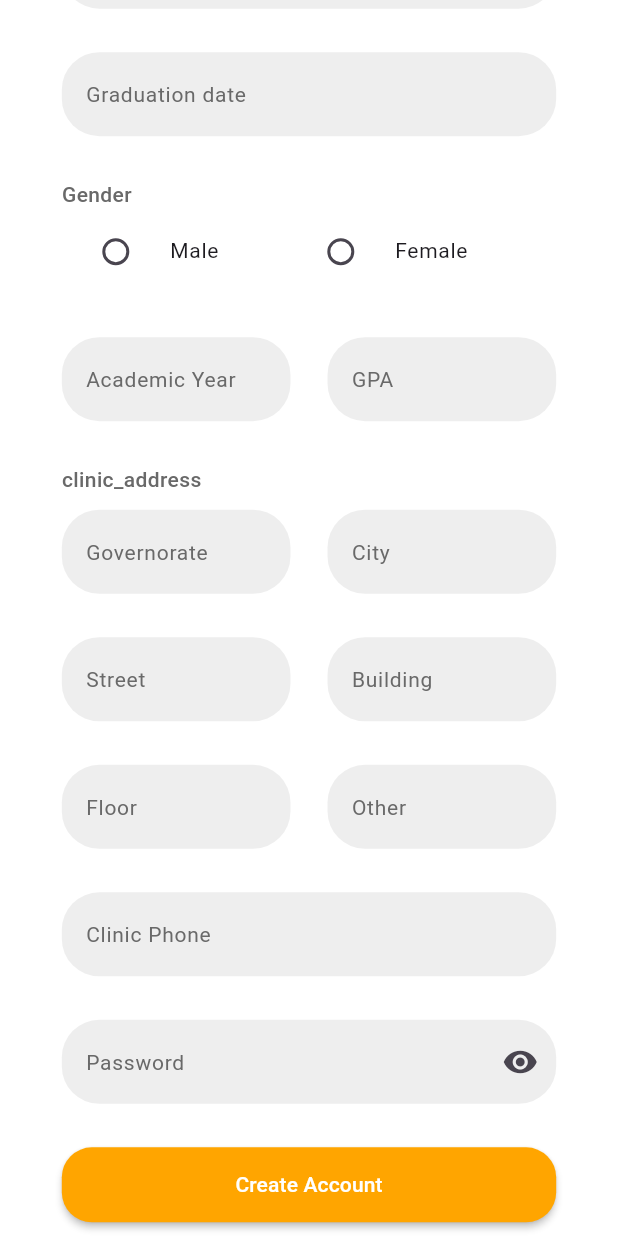
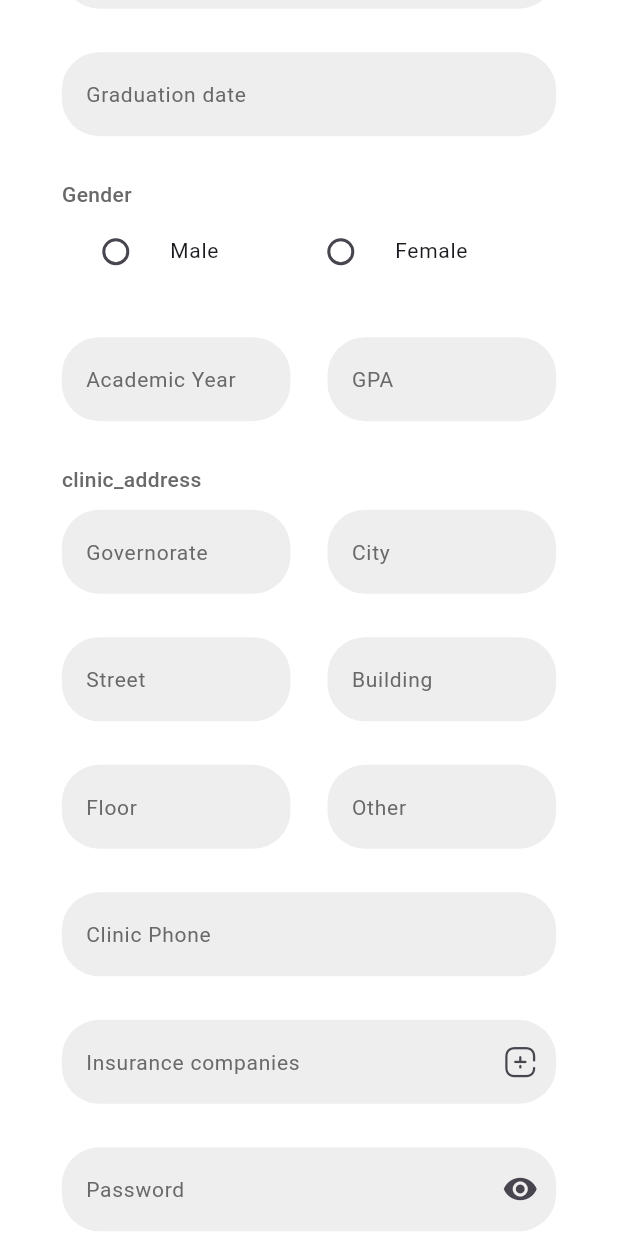
Before and after one commit to AhmadAbbas8/oral-sync, a Flutter app: the SignUpDoctorPage screen opened by its route, scrolled down 726 dp, on a phone screen of 412 x 824 dp. Run offline on Flutter 3.47's test engine with Material 3 defaults, Android fonts, the phone set to English and light mode, and no system bars; our stand-ins replace bloc, cached_network_image, dartz, dio, easy_localization, equatable and 16 more; missing offline and left inert: easy_image_viewer, flutter_lazy_indexed_stack; accounts and stored records are empty; project files that could hold a hidden picture were left out.

Commit message:
handle ui for insurance companies

```diff
--- a/assets/translations/ar.json
+++ b/assets/translations/ar.json
@@ -78,5 +78,6 @@
   "send": "ارسال",
   "free_reservation": "حجز مجاني",
   "paid_reservation": "حجز مدفوع",
-  "reservations": "الحجوزات"
+  "reservations": "الحجوزات",
+  "insurance_companies": "شركات التأمين"
 }
--- a/assets/translations/en.json
+++ b/assets/translations/en.json
@@ -78,5 +78,6 @@
   "send": "Send",
   "free_reservation": "Free reservation",
   "paid_reservation": "Paid reservation",
-  "reservations": "Reservations"
+  "reservations": "Reservations",
+  "insurance_companies": "Insurance companies"
 }
--- a/lib/features/Auth/presentation/pages/sign_up_doctor_page.dart
+++ b/lib/features/Auth/presentation/pages/sign_up_doctor_page.dart
@@ -12,9 +12,9 @@ import 'package:oralsync/core/utils/styles.dart';
 import 'package:oralsync/features/Auth/domain/use_cases/login_use_case.dart';
 
 import 'package:oralsync/features/Auth/presentation/manager/doctor_sign_up_cubit/doctor_sign_up_cubit.dart';
+import 'package:oralsync/features/Auth/presentation/widgets/multi_input_form_field.dart';
 import 'package:oralsync/features/home_doctor_feature/presentation/pages/doctor_home_layout.dart';
 
-import 'package:oralsync/features/home_feature/presentation/pages/home_page.dart';
 import 'package:oralsync/features/Auth/presentation/widgets/custom_login_button_widget.dart';
 import 'package:oralsync/features/Auth/presentation/widgets/custom_text_form_field_login.dart';
 import 'package:oralsync/features/Auth/presentation/widgets/custom_tow_form_field_widget.dart';
@@ -49,24 +49,7 @@ class _SignUpDoctorStudentPageState extends State<SignUpDoctorPage> {
               constraints: BoxConstraints(minHeight: size.height),
               child: IntrinsicHeight(
                 child: BlocConsumer<DoctorSignUpCubit, DoctorSignUpState>(
-                  listener: (context, state) {
-                    if (state is RegisterDoctorLoading) {
-                      showCustomProgressIndicator(context);
-                    } else if (state is RegisterDoctorError) {
-                      context.pop();
-                      showCustomSnackBar(context,
-                          msg: isArabic(context)
-                              ? state.errorModel?.messageAr ?? ''
-                              : state.errorModel?.messageEn ?? '',
-                          backgroundColor: Colors.red);
-                    } else if (state is RegisterDoctorSuccess) {
-                      showCustomSnackBar(context,
-                          msg: LocaleKeys.user_created_successfully.tr(),
-                          backgroundColor: Colors.green);
-                      context.pop();
-                      context.pushNamed(HomeDoctorLayoutPage.routeName);
-                    }
-                  },
+                  listener: (context, state) => stateHandler(state, context),
                   builder: (context, state) {
                     var cubit = context.read<DoctorSignUpCubit>();
                     return Form(
@@ -256,6 +239,12 @@ class _SignUpDoctorStudentPageState extends State<SignUpDoctorPage> {
                             validator: generalValidator,
                           ),
                           SizeHelper.defSizedBoxField,
+                          MultiInputFormField(
+                            onSave: (p0) {
+                              print(p0);
+                            },
+                          ),
+                          SizeHelper.defSizedBoxField,
                           CustomTextFormFieldLogin(
                             width: size.width * .8,
                             obscureText: cubit.obscurePassword,
@@ -271,7 +260,7 @@ class _SignUpDoctorStudentPageState extends State<SignUpDoctorPage> {
                             textEditingController: cubit.passwordController,
                           ),
                           SizeHelper.defSizedBoxField,
-                          Expanded(
+                          FittedBox(
                             child: CustomLoginButtonWidget(
                               title: LocaleKeys.create_account,
                               minWidth: size.width * .8,
@@ -301,4 +290,23 @@ class _SignUpDoctorStudentPageState extends State<SignUpDoctorPage> {
       ),
     );
   }
+
+  void stateHandler(DoctorSignUpState state, BuildContext context) {
+    if (state is RegisterDoctorLoading) {
+      showCustomProgressIndicator(context);
+    } else if (state is RegisterDoctorError) {
+      context.pop();
+      showCustomSnackBar(context,
+          msg: isArabic(context)
+              ? state.errorModel?.messageAr ?? ''
+              : state.errorModel?.messageEn ?? '',
+          backgroundColor: Colors.red);
+    } else if (state is RegisterDoctorSuccess) {
+      showCustomSnackBar(context,
+          msg: LocaleKeys.user_created_successfully.tr(),
+          backgroundColor: Colors.green);
+      context.pop();
+      context.pushNamed(HomeDoctorLayoutPage.routeName);
+    }
+  }
 }
--- /dev/null
+++ b/lib/features/Auth/presentation/widgets/multi_input_form_field.dart
@@ -0,0 +1,120 @@
+import 'package:easy_localization/easy_localization.dart';
+import 'package:flutter/material.dart';
+import 'package:oralsync/core/utils/icon_broken.dart';
+import 'package:oralsync/translations/locale_keys.g.dart';
+import '../../../../core/utils/colors_palette.dart';
+import '../../../../core/utils/styles.dart';
+
+class MultiInputFormField extends StatefulWidget {
+  final Function(List<String>) onSave;
+
+  const MultiInputFormField({super.key, required this.onSave});
+
+  @override
+  State<MultiInputFormField> createState() => _MultiInputFormFieldState();
+}
+
+class _MultiInputFormFieldState extends State<MultiInputFormField> {
+  final _textController = TextEditingController();
+  final _savedTexts = <String>[];
+
+  void _saveText() {
+    if (_textController.text.isNotEmpty) {
+      setState(() {
+        _savedTexts.add(_textController.text);
+        widget.onSave(_savedTexts);
+        _textController.text = "";
+      });
+    }
+  }
+
+  @override
+  Widget build(BuildContext context) {
+    var size = MediaQuery.sizeOf(context);
+    return Flexible(
+      // width: size.width * .8,
+      child: Column(
+        children: [
+          SizedBox(
+            width: size.width * .8,
+            child: TextFormField(
+              controller: _textController,
+              keyboardType: TextInputType.text,
+              decoration: InputDecoration(
+                hintStyle: AppStyles.styleSize14,
+                fillColor: ColorsPalette.textFormFieldFillColor,
+                filled: true,
+                suffixIcon: IconButton(
+                  icon: const Icon(IconBroken.Plus),
+                  onPressed: _saveText,
+                ),
+                hintText: LocaleKeys.insurance_companies.tr(),
+                focusedBorder: OutlineInputBorder(
+                  borderSide: BorderSide.none,
+                  borderRadius: BorderRadius.circular(25),
+                ),
+                enabledBorder: OutlineInputBorder(
+                  borderSide: BorderSide.none,
+                  borderRadius: BorderRadius.circular(25),
+                ),
+                focusedErrorBorder: OutlineInputBorder(
+                  borderSide: BorderSide.none,
+                  borderRadius: BorderRadius.circular(25),
+                ),
+                errorBorder: OutlineInputBorder(
+                  borderSide: BorderSide.none,
+                  borderRadius: BorderRadius.circular(25),
+                ),
+              ),
+            ),
+          ),
+          if (_savedTexts.isNotEmpty)
+            Wrap(
+              crossAxisAlignment: WrapCrossAlignment.start,
+              spacing: 10,
+              alignment: WrapAlignment.start,
+              children: _savedTexts
+                  .map(
+                    (text) => Container(
+                      padding: const EdgeInsets.symmetric(
+                        horizontal: 10,
+                        vertical: 2,
+                      ),
+                      margin: const EdgeInsets.all(2),
+                      decoration: BoxDecoration(
+                        color: Colors.blueAccent[100],
+                        borderRadius: BorderRadius.circular(20),
+                        border: Border.all(color: Colors.black),
+                      ),
+                      child: Row(
+                        mainAxisSize: MainAxisSize.min,
+                        children: [
+                          Text(text),
+                          IconButton(
+                            onPressed: () {
+                              _savedTexts
+                                  .removeWhere((element) => element == text);
+                              setState(() {});
+                            },
+                            icon: const Icon(
+                              IconBroken.Close_Square,
+                            ),
+                          )
+                        ],
+                      ),
+                    ),
+                  )
+                  .toList(),
+            ),
+        ],
+      ),
+    );
+  }
+
+  @override
+  void dispose() {
+    // TODO: implement dispose
+    _textController.dispose();
+    super.dispose();
+  }
+}
```
Also changed, not shown: lib/translations/codegen_loader.g.dart, lib/translations/locale_keys.g.dart.
